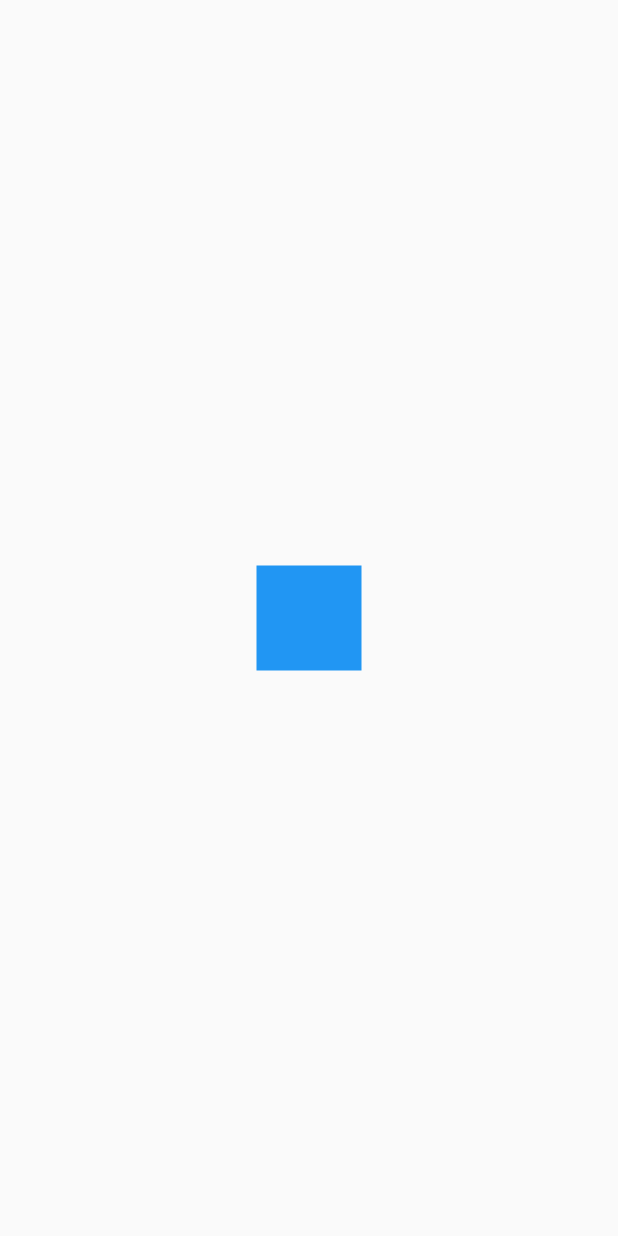
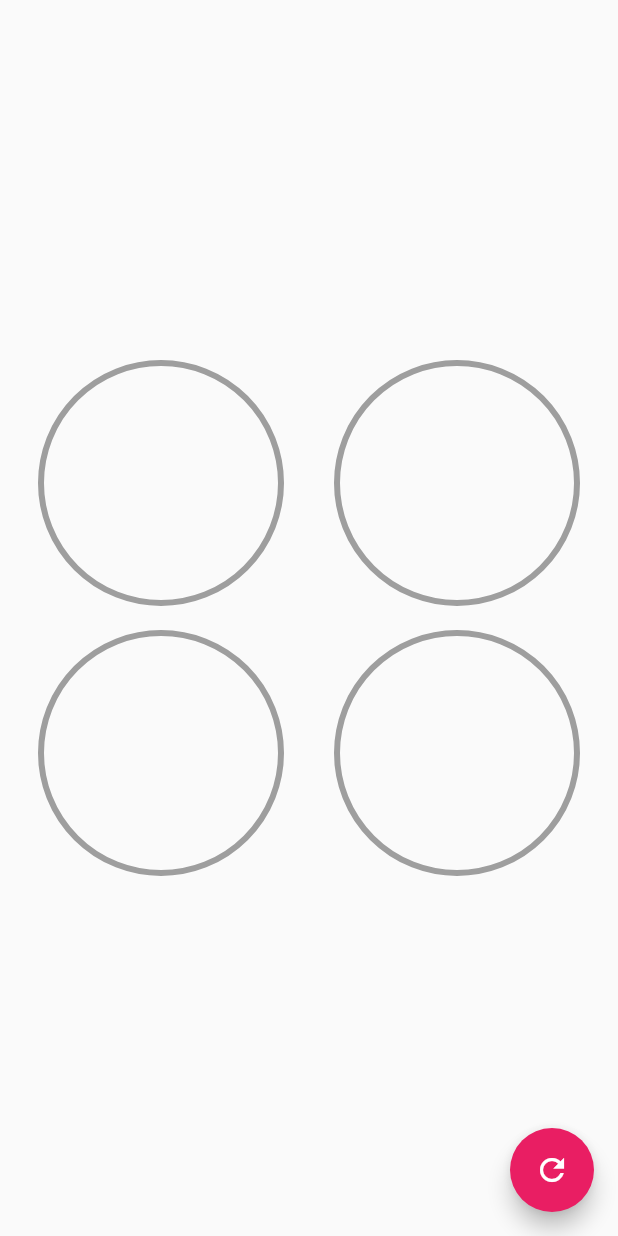
Before and after one commit to Dounder/flutter-designs, a Flutter app: the screen it shows after launch, on a phone screen of 412 x 824 dp. Run offline on Flutter 3.47's test engine with Material 2 defaults, Android fonts, the phone set to English and light mode, and no system bars.

Commit message:
add: circular progress widget

```diff
--- a/lib/main.dart
+++ b/lib/main.dart
@@ -11,7 +11,7 @@ class MyApp extends StatelessWidget {
     return const MaterialApp(
       debugShowCheckedModeBanner: false,
       title: 'Designs App',
-      home: AnimatedSquareScreen(),
+      home: CircularChartsScreen(),
     );
   }
 }
--- /dev/null
+++ b/lib/screens/circular_charts.screen.dart
@@ -0,0 +1,87 @@
+import 'package:flutter/material.dart';
+import 'package:design_app/widgets/widgets.dart';
+
+class CircularChartsScreen extends StatefulWidget {
+  const CircularChartsScreen({Key? key}) : super(key: key);
+
+  @override
+  State<CircularChartsScreen> createState() => _CircularChartsScreenState();
+}
+
+class _CircularChartsScreenState extends State<CircularChartsScreen> {
+  double percentage = 0.0;
+
+  @override
+  Widget build(BuildContext context) {
+    return Scaffold(
+      body: Column(
+        mainAxisAlignment: MainAxisAlignment.center,
+        children: [
+          Row(
+            mainAxisAlignment: MainAxisAlignment.spaceEvenly,
+            children: [
+              CustomRadialProgress(
+                percentage: percentage,
+                color: Colors.red,
+              ),
+              CustomRadialProgress(
+                percentage: percentage,
+                color: Colors.blue,
+              )
+            ],
+          ),
+          Row(
+            mainAxisAlignment: MainAxisAlignment.spaceEvenly,
+            children: [
+              CustomRadialProgress(
+                percentage: percentage,
+                color: Colors.indigo,
+              ),
+              CustomRadialProgress(
+                percentage: percentage,
+                color: Colors.green,
+              )
+            ],
+          ),
+        ],
+      ),
+      floatingActionButton: FloatingActionButton(
+        child: const Icon(Icons.refresh),
+        backgroundColor: Colors.pink,
+        onPressed: () {
+          percentage += 10;
+
+          if (percentage > 100) {
+            percentage = 0;
+          }
+
+          setState(() {});
+        },
+      ),
+    );
+  }
+}
+
+class CustomRadialProgress extends StatelessWidget {
+  final double percentage;
+  final Color color;
+
+  const CustomRadialProgress({
+    Key? key,
+    required this.percentage,
+    required this.color,
+  }) : super(key: key);
+
+  @override
+  Widget build(BuildContext context) {
+    return Container(
+      padding: const EdgeInsets.all(10),
+      height: 180,
+      width: 180,
+      child: RadialProgress(
+        percentage: percentage,
+        primaryColor: color,
+      ),
+    );
+  }
+}
--- a/lib/screens/screens.dart
+++ b/lib/screens/screens.dart
@@ -1,5 +1,9 @@
 export 'package:design_app/screens/animations_screen.dart';
 export 'package:design_app/screens/headers_screen.dart';
+export 'package:design_app/screens/circular_charts.screen.dart';
 
 // Challenges
 export 'package:design_app/challenges/animated_square_screen.dart';
+
+// Labs
+export 'package:design_app/labs/circular_progress_screen.dart';
--- /dev/null
+++ b/lib/widgets/radial_progress.dart
@@ -0,0 +1,138 @@
+import 'dart:math';
+import 'package:flutter/material.dart';
+
+class RadialProgress extends StatefulWidget {
+  final double percentage;
+  final Color? primaryColor;
+  final Color? secondaryColor;
+  final double? bgStroke;
+  final double? frontStroke;
+
+  const RadialProgress({
+    Key? key,
+    required this.percentage,
+    this.primaryColor = Colors.blue,
+    this.secondaryColor = Colors.grey,
+    this.bgStroke = 4,
+    this.frontStroke = 10,
+  }) : super(key: key);
+
+  @override
+  _RadialProgressState createState() => _RadialProgressState();
+}
+
+class _RadialProgressState extends State<RadialProgress>
+    with SingleTickerProviderStateMixin {
+  late AnimationController controller;
+  late double beforePercentage;
+
+  @override
+  void initState() {
+    beforePercentage = widget.percentage;
+
+    controller = AnimationController(
+      vsync: this,
+      duration: const Duration(milliseconds: 200),
+    );
+
+    super.initState();
+  }
+
+  @override
+  void dispose() {
+    controller.dispose();
+    super.dispose();
+  }
+
+  @override
+  Widget build(BuildContext context) {
+    controller.forward(from: 0.0);
+
+    final differenceAnimation = widget.percentage - beforePercentage;
+
+    beforePercentage = widget.percentage;
+
+    return AnimatedBuilder(
+      animation: controller,
+      builder: (BuildContext context, Widget? child) {
+        return SizedBox(
+          width: double.infinity,
+          height: double.infinity,
+          child: CustomPaint(
+            painter: _MyRadialProgress(
+                (widget.percentage - differenceAnimation) +
+                    (differenceAnimation * controller.value),
+                widget.primaryColor!,
+                widget.secondaryColor!,
+                widget.bgStroke!,
+                widget.frontStroke!),
+          ),
+        );
+      },
+    );
+  }
+}
+
+class _MyRadialProgress extends CustomPainter {
+  final double percentage;
+  final Color primaryColor;
+  final Color secondaryColor;
+  final double bgStroke;
+  final double frontStroke;
+
+  _MyRadialProgress(
+    this.percentage,
+    this.primaryColor,
+    this.secondaryColor,
+    this.bgStroke,
+    this.frontStroke,
+  );
+
+  @override
+  void paint(Canvas canvas, Size size) {
+    const Gradient gradient = LinearGradient(colors: [
+      Color(0xffc012ff),
+      Color(0xff6d05e8),
+      Colors.red,
+    ]);
+
+    final Rect rect = Rect.fromCircle(center: const Offset(0, 0), radius: 180);
+
+    // Inner circle
+    final paint = Paint()
+      ..strokeWidth = bgStroke
+      ..color = secondaryColor
+      ..style = PaintingStyle.stroke;
+
+    final Offset center = Offset(size.width / 2, size.height / 2);
+
+    final double radius = min(size.width / 2, size.height / 2);
+
+    canvas.drawCircle(center, radius, paint);
+
+    // Arc circle
+    final paintArc = Paint()
+      ..strokeWidth = frontStroke
+      // ..color = primaryColor
+      ..shader = gradient.createShader(rect)
+      ..strokeCap = StrokeCap.round
+      ..style = PaintingStyle.stroke;
+
+    // Filling the circle
+    double arcAngle = 2 * pi * (percentage / 100);
+
+    canvas.drawArc(
+      Rect.fromCircle(center: center, radius: radius),
+      -pi / 2,
+      arcAngle,
+      false,
+      paintArc,
+    );
+  }
+
+  @override
+  bool shouldRepaint(_MyRadialProgress oldDelegate) => true;
+
+  @override
+  bool shouldRebuildSemantics(_MyRadialProgress oldDelegate) => false;
+}
--- a/lib/widgets/widgets.dart
+++ b/lib/widgets/widgets.dart
@@ -1 +1,2 @@
 export 'package:design_app/widgets/headers.dart';
+export 'package:design_app/widgets/radial_progress.dart';
```
Also changed, not shown: lib/labs/circular_progress_screen.dart (added, +114 -0 lines).
